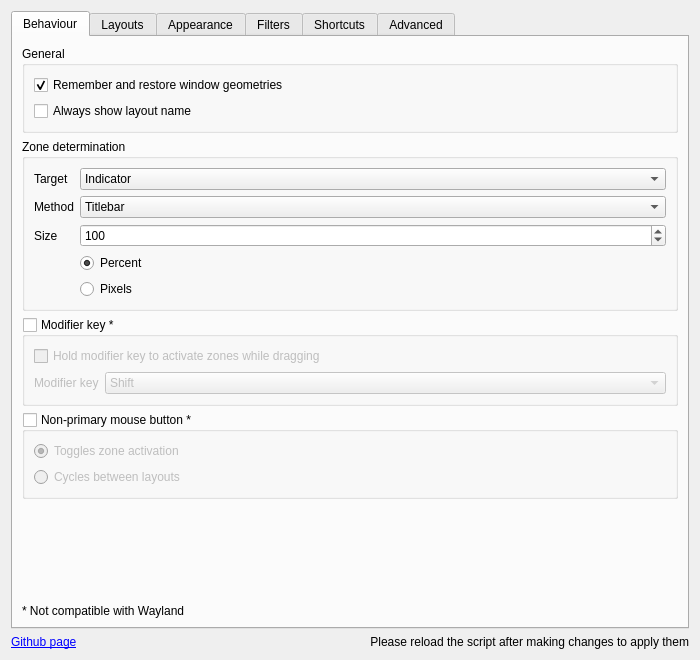
Above: contents/ui/config.ui from codeswhite/kde-window-zones before the change. Below: the same form after it.
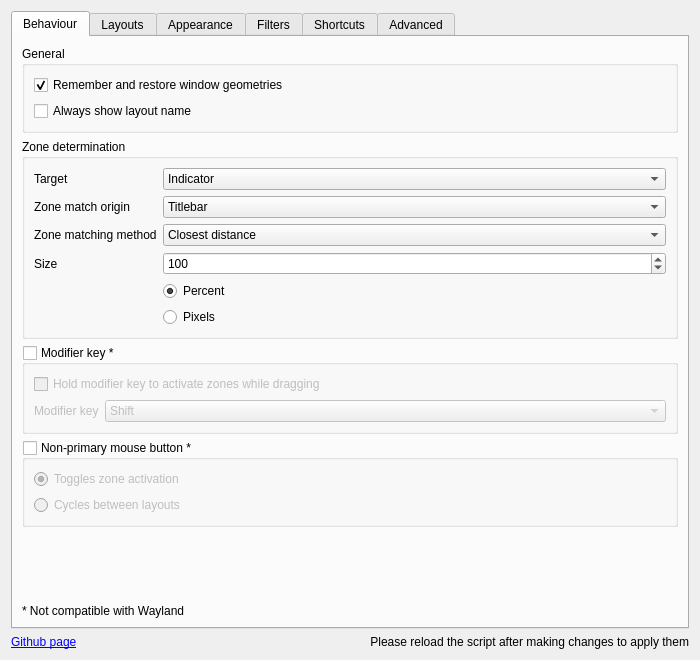
That is the form after the change. Icons and pictures are not drawn. Custom widgets are drawn as their Qt base class.

Commit message: Refactor and enhance zone matching

Diff of the .ui file:
```diff
--- a/contents/ui/config.ui
+++ b/contents/ui/config.ui
@@ -124,7 +124,7 @@
                <string/>
               </property>
               <property name="text">
-               <string>Method</string>
+               <string>Zone match origin</string>
               </property>
              </widget>
             </item>
@@ -160,6 +160,42 @@
              </widget>
             </item>
             <item row="2" column="0">
+             <widget class="QLabel" name="label_5">
+              <property name="toolTip">
+               <string/>
+              </property>
+              <property name="text">
+               <string>Zone matching method</string>
+              </property>
+             </widget>
+            </item>
+            <item row="2" column="1">
+             <widget class="QComboBox" name="kcfg_zoneMatchMethod">
+              <property name="toolTip">
+               <string>Method to determine in which zone the window is located</string>
+              </property>
+              <property name="sizePolicy">
+               <sizepolicy hsizetype="Expanding" vsizetype="Fixed">
+                <horstretch>0</horstretch>
+                <verstretch>0</verstretch>
+               </sizepolicy>
+              </property>
+              <property name="frame">
+               <bool>true</bool>
+              </property>
+              <item>
+               <property name="text">
+                <string>Closest distance</string>
+               </property>
+              </item>
+              <item>
+               <property name="text">
+                <string>Most area overlap</string>
+               </property>
+              </item>
+             </widget>
+            </item>
+            <item row="3" column="0">
              <widget class="QLabel" name="label_14">
               <property name="toolTip">
                <string/>
@@ -169,7 +205,7 @@
               </property>
              </widget>
             </item>
-            <item row="2" column="1">
+            <item row="3" column="1">
              <widget class="QSpinBox" name="kcfg_handleSize">
               <property name="sizePolicy">
                <sizepolicy hsizetype="Expanding" vsizetype="Fixed">
@@ -194,7 +230,7 @@
               </property>
              </widget>
             </item>
-            <item row="3" column="1">
+            <item row="4" column="1">
              <widget class="QRadioButton" name="kcfg_handleUnitPercent">
               <property name="text">
                <string>Percent</string>
@@ -204,7 +240,7 @@
               </property>
              </widget>
             </item>
-            <item row="4" column="1">
+            <item row="5" column="1">
              <widget class="QRadioButton" name="kcfg_handleUnitPixels">
               <property name="text">
                <string>Pixels</string>
```
Left out of the diff: 4 changed lines with no effect on the pictures. The commit also changes 2 other files.
